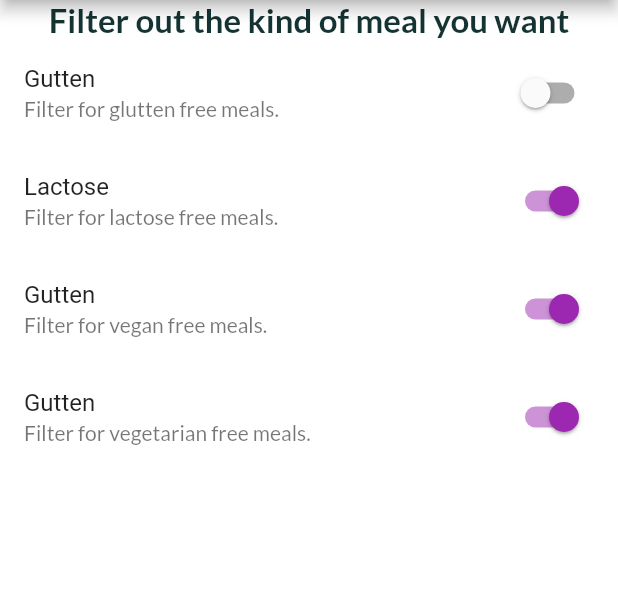
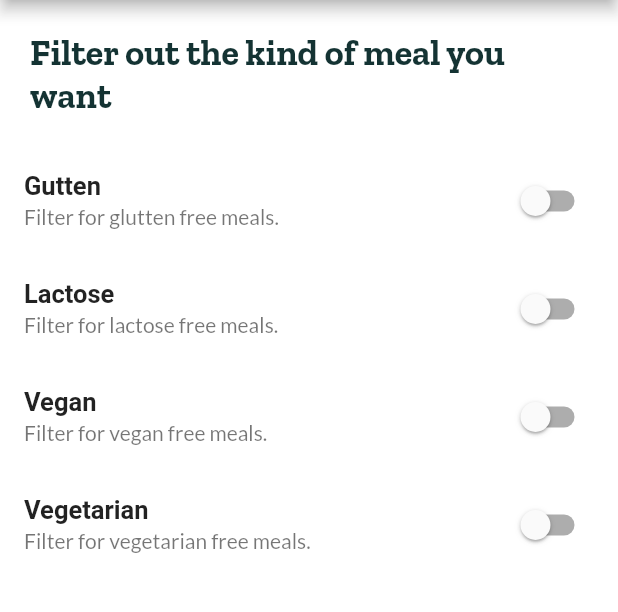
Before and after one commit to Ipaye/recipe-up, a Flutter app: the FilterScreen screen opened by its route, on a phone screen of 412 x 824 dp, the part 84-696 px from its top. Run offline on Flutter 3.47's test engine with Material 2 defaults, Android fonts, the phone set to English and light mode, and no system bars.

Commit message:
UI: Improved the UI fo the filter page

```diff
--- a/lib/screens/filters_screen.dart
+++ b/lib/screens/filters_screen.dart
@@ -10,15 +10,21 @@ class FilterScreen extends StatefulWidget {
 
 class _FilterScreenState extends State<FilterScreen> {
   var _isGlutenFree = false;
-  var _isVegan = true;
-  var _isVegetarian = true;
-  var _isLactoseFree = true;
+  var _isVegan = false;
+  var _isVegetarian = false;
+  var _isLactoseFree = false;
 
   Widget displaySwitchTiles(
       {bool value, String title, String subtitle, Function onChangeHandler}) {
     return SwitchListTile(
         value: value,
-        title: Text(title),
+        title: Text(
+          title,
+          style: TextStyle(
+            fontWeight: FontWeight.w700,
+            fontSize: 17,
+          ),
+        ),
         subtitle: Text(subtitle),
         onChanged: onChangeHandler);
   }
@@ -33,9 +39,15 @@ class _FilterScreenState extends State<FilterScreen> {
       body: Column(
         children: <Widget>[
           Container(
-            child: Text(
-              'Filter out the kind of meal you want',
-              style: TextStyle(fontWeight: FontWeight.bold, fontSize: 22),
+            child: Padding(
+              padding: const EdgeInsets.all(20.0),
+              child: Text(
+                'Filter out the kind of meal you want',
+                style: TextStyle(
+                    fontWeight: FontWeight.bold,
+                    fontSize: 24,
+                    fontFamily: 'ZillaSlab'),
+              ),
             ),
           ),
           Expanded(
@@ -60,7 +72,7 @@ class _FilterScreenState extends State<FilterScreen> {
                   }),
               displaySwitchTiles(
                   value: _isVegan,
-                  title: 'Gutten',
+                  title: 'Vegan',
                   subtitle: 'Filter for vegan free meals.',
                   onChangeHandler: (value) {
                     setState(() {
@@ -69,7 +81,7 @@ class _FilterScreenState extends State<FilterScreen> {
                   }),
               displaySwitchTiles(
                   value: _isVegetarian,
-                  title: 'Gutten',
+                  title: 'Vegetarian',
                   subtitle: 'Filter for vegetarian free meals.',
                   onChangeHandler: (value) {
                     setState(() {
```
